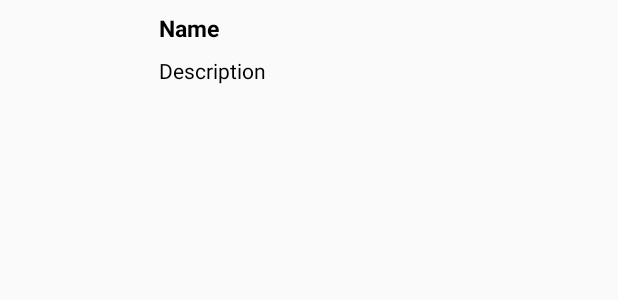
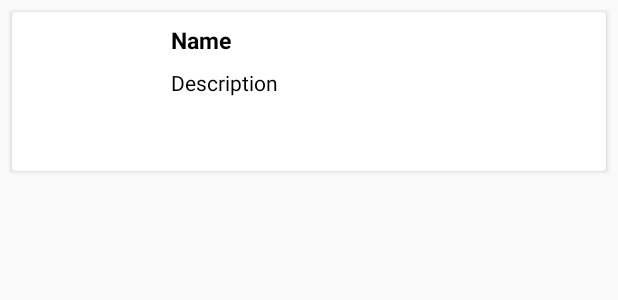
Before and after one commit to kunal-ch/MarvelApp, an Android app: the layout item_character.xml on its own in the app's theme, with its tools: preview values and no code run, on a phone screen of 412 x 824 dp. Shown: the top 300 px of the screen. Run offline under Robolectric (Android 15) with nearby library versions, the phone set to English and light mode, and no system bars; network calls fail.

```diff
--- a/app/src/main/AndroidManifest.xml
+++ b/app/src/main/AndroidManifest.xml
@@ -2,7 +2,7 @@
 <manifest xmlns:android="http://schemas.android.com/apk/res/android"
     package="com.kc.marvelapp">
 
-    <uses-permission android:name="android.permission.INTERNET"/>
+    <uses-permission android:name="android.permission.INTERNET" />
 
     <application
         android:allowBackup="true"
@@ -10,7 +10,8 @@
         android:label="@string/app_name"
         android:roundIcon="@mipmap/ic_launcher_round"
         android:supportsRtl="true"
-        android:theme="@style/AppTheme">
+        android:theme="@style/AppTheme"
+        android:usesCleartextTraffic="true">
         <activity
             android:name="com.kc.marvelapp.ui.MarvelActivity"
             android:exported="true">
@@ -21,5 +22,4 @@
             </intent-filter>
         </activity>
     </application>
-
 </manifest>
--- a/app/src/main/java/com/kc/marvelapp/adapters/CharacterAdapter.kt
+++ b/app/src/main/java/com/kc/marvelapp/adapters/CharacterAdapter.kt
@@ -38,7 +38,8 @@ class CharacterAdapter: RecyclerView.Adapter<CharacterAdapter.CharacterViewHolde
     override fun onBindViewHolder(holder: CharacterViewHolder, position: Int) {
         holder.itemView.apply {
             val character = differ.currentList[position]
-            Glide.with(this).load(character.resourceURI).into(ivCharacterImage)
+            val thumbnail = character.thumbnail.path + "." +character.thumbnail.extension
+            Glide.with(this).load(thumbnail).into(ivCharacterImage)
             tvName.text = character.name
             tvDescription.text = character.description
         }
--- a/app/src/main/java/com/kc/marvelapp/db/CharacterDatabase.kt
+++ b/app/src/main/java/com/kc/marvelapp/db/CharacterDatabase.kt
@@ -4,12 +4,14 @@ import android.content.Context
 import androidx.room.Database
 import androidx.room.Room
 import androidx.room.RoomDatabase
+import androidx.room.TypeConverters
 import com.kc.marvelapp.models.ComicCharacter
 
 @Database(
     entities = [ComicCharacter::class],
     version = 1
 )
+@TypeConverters(CharacterConverter::class)
 abstract class CharacterDatabase: RoomDatabase() {
 
     abstract fun getCharacterDao() : CharacterDao
--- a/app/src/main/java/com/kc/marvelapp/models/ComicCharacter.kt
+++ b/app/src/main/java/com/kc/marvelapp/models/ComicCharacter.kt
@@ -17,6 +17,6 @@ data class ComicCharacter(
     val resourceURI: String,
     //val series: Series,
     //val stories: Stories,
-    //val thumbnail: Thumbnail,
+    val thumbnail: Thumbnail,
     //val urls: List<Url>
 )
--- a/app/src/main/res/layout/item_character.xml
+++ b/app/src/main/res/layout/item_character.xml
@@ -1,7 +1,11 @@
 <?xml version="1.0" encoding="utf-8"?>
-<androidx.constraintlayout.widget.ConstraintLayout xmlns:android="http://schemas.android.com/apk/res/android"
+<androidx.cardview.widget.CardView xmlns:android="http://schemas.android.com/apk/res/android"
     xmlns:app="http://schemas.android.com/apk/res-auto"
-    xmlns:tools="http://schemas.android.com/tools"
+    android:layout_width="match_parent"
+    android:layout_height="wrap_content"
+    android:layout_margin="8dp">
+
+    <androidx.constraintlayout.widget.ConstraintLayout
         android:layout_width="match_parent"
         android:layout_height="wrap_content"
         android:padding="8dp">
@@ -44,3 +48,4 @@
             app:layout_constraintTop_toBottomOf="@+id/tvName" />
 
     </androidx.constraintlayout.widget.ConstraintLayout>
+</androidx.cardview.widget.CardView>
```
Also changed, not shown: app/src/main/java/com/kc/marvelapp/db/CharacterConverter.kt (added, +18 -0 lines). Lines whose indentation alone changed are shown as unchanged.
